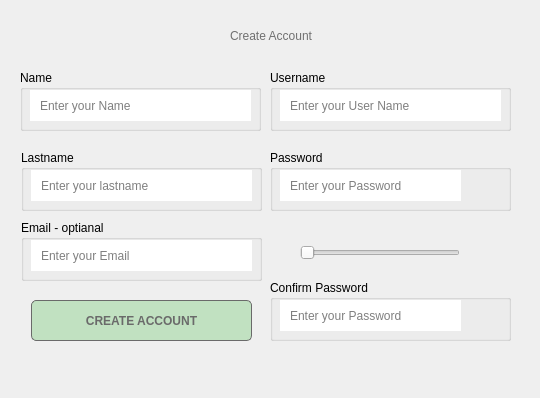
First picture: the form in signupdialog.ui, repository sanazshokrzadeh/Messanger_throw_10, before the edit.
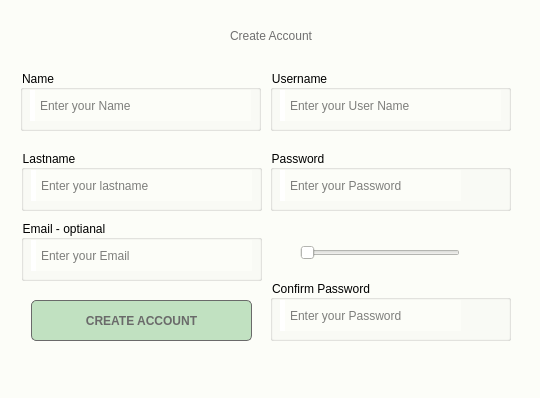
Second picture: the form after the edit. Icons and pictures are not drawn.

```diff
--- a/signupdialog.ui
+++ b/signupdialog.ui
@@ -13,6 +13,9 @@
   <property name="windowTitle">
    <string>Sign Up</string>
   </property>
+  <property name="styleSheet">
+   <string notr="true">background-color: rgb(252, 253, 248);</string>
+  </property>
   <widget class="QPushButton" name="pushButtonsignup2">
    <property name="geometry">
     <rect>
```
